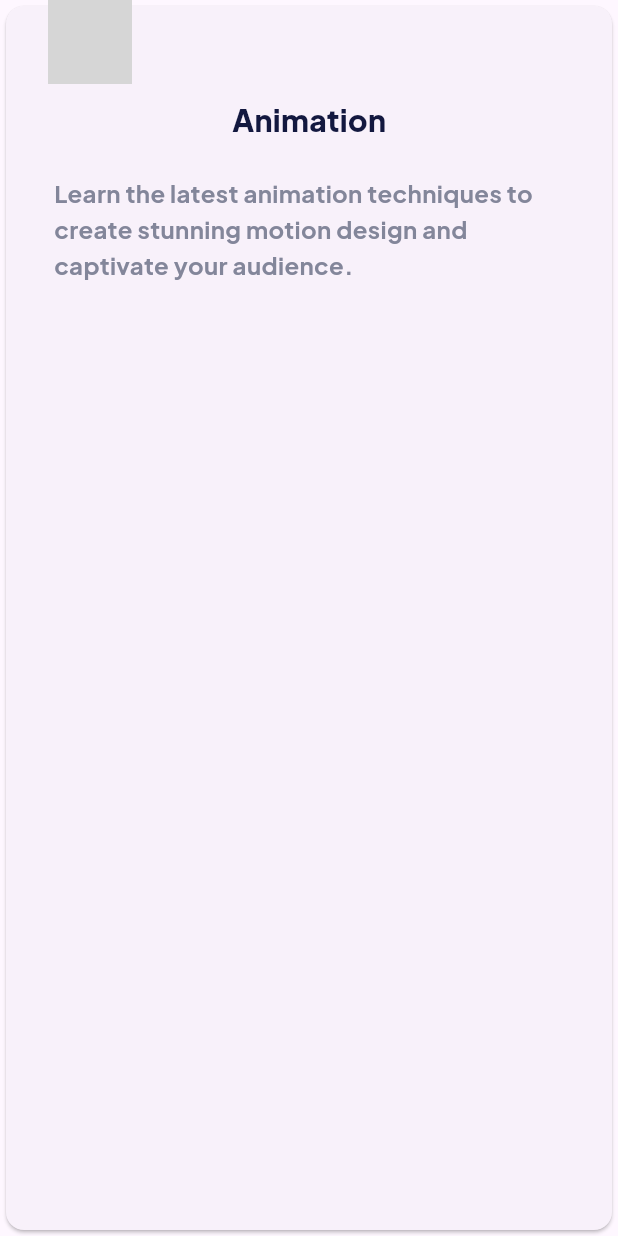
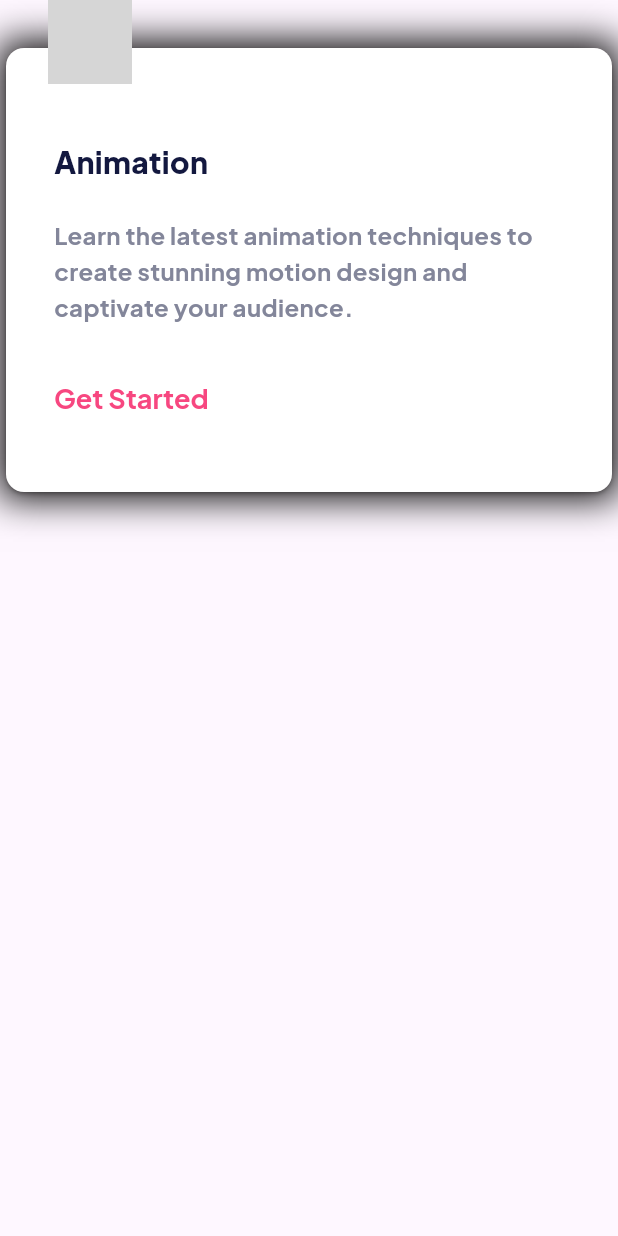
Before and after one commit to oussamajabbari/skilled-elearning-landing-page, a Flutter app: the MyCard widget shown alone on an empty page, opened directly, on a phone screen of 412 x 824 dp. Run offline on Flutter 3.47's test engine with Material 3 defaults, Android fonts, the light colour scheme and no system bars; our stand-ins replace flutter_svg, google_fonts; missing offline and left inert: gradient_elevated_button; grey boxes are pictures that could not be loaded.

Commit message:
still card

```diff
--- a/lib/design_system.dart
+++ b/lib/design_system.dart
@@ -99,6 +99,18 @@ TextStyle getTextPreset7({required Color color}) {
     ),
   );
 }
+
+ButtonStyle linkButtonStyle = TextButton.styleFrom(
+  padding: EdgeInsets.all(0),
+  foregroundColor: pink600,
+  textStyle: GoogleFonts.plusJakartaSans(
+    textStyle: TextStyle(
+      fontSize: 18,
+      height: 1.5,
+      fontWeight: FontWeight.bold,
+    ),
+  ),
+);
 
 /* Text fonts tablet/mobile */
 
--- a/lib/main.dart
+++ b/lib/main.dart
@@ -35,20 +35,42 @@ class MyCard extends StatelessWidget {
   Widget build(BuildContext context) {
     return Stack(
       children: [
-        Positioned(
+        Column(
+          children: [
+            SizedBox(height: 28),
+            Container(
+              decoration: BoxDecoration(
+                boxShadow: [BoxShadow(color: Colors.black, blurRadius: 20.0)],
+              ),
               child: Card(
-            //padding: EdgeInsets.fromLTRB(32, 64, 32, 40),
+                color: Colors.white,
                 child: Padding(
                   padding: const EdgeInsets.fromLTRB(32, 64, 32, 40),
+                  // padding: const EdgeInsets.all(0),
                   child: Column(
+                    crossAxisAlignment: CrossAxisAlignment.start,
                     children: [
-                  Text(cardTitle, style: getTextPresetMobile4(color: blue900)),
+                      Text(
+                        cardTitle,
+                        style: getTextPresetMobile4(color: blue900),
+                      ),
                       SizedBox(height: 24),
-                  Text(cardText, style: getTextPreset6(color: waterlooGrey)),
+                      Text(
+                        cardText,
+                        style: getTextPreset6(color: waterlooGrey),
+                      ),
+                      SizedBox(height: 24),
+                      TextButton(
+                        onPressed: () {},
+                        style: linkButtonStyle,
+                        child: Text('Get Started'),
+                      ),
                     ],
                   ),
                 ),
               ),
+            ),
+          ],
         ),
         Positioned(
           left: 32,
@@ -68,6 +90,7 @@ class HomePage extends StatelessWidget {
       backgroundColor: Colors.white,
       appBar: AppBar(
         backgroundColor: Colors.white,
+        surfaceTintColor: Colors.white,
         toolbarHeight: 80,
         title: Padding(
           padding: const EdgeInsets.only(left: 10),
```
Lines whose indentation alone changed are shown as unchanged.
